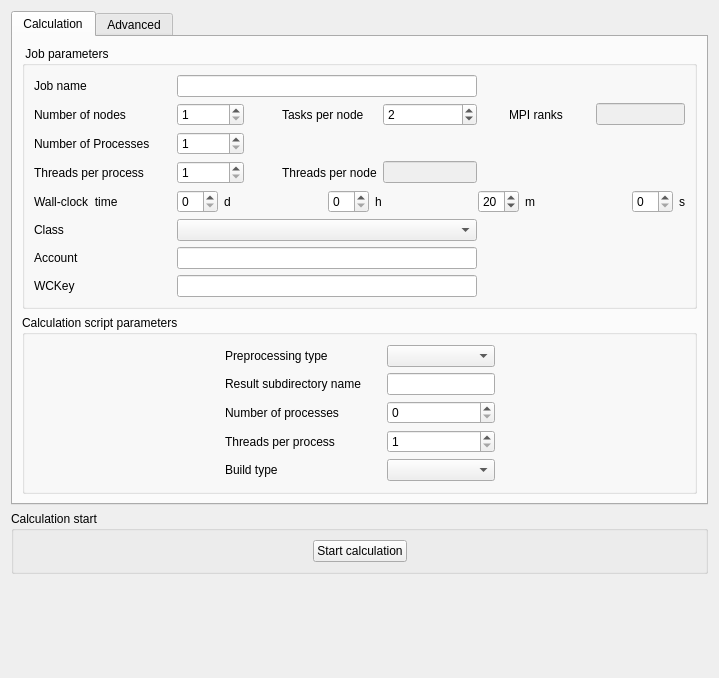
Qt form gui/Pages/BatchRunningForm.ui (code-saturne/code_saturne) before a commit.
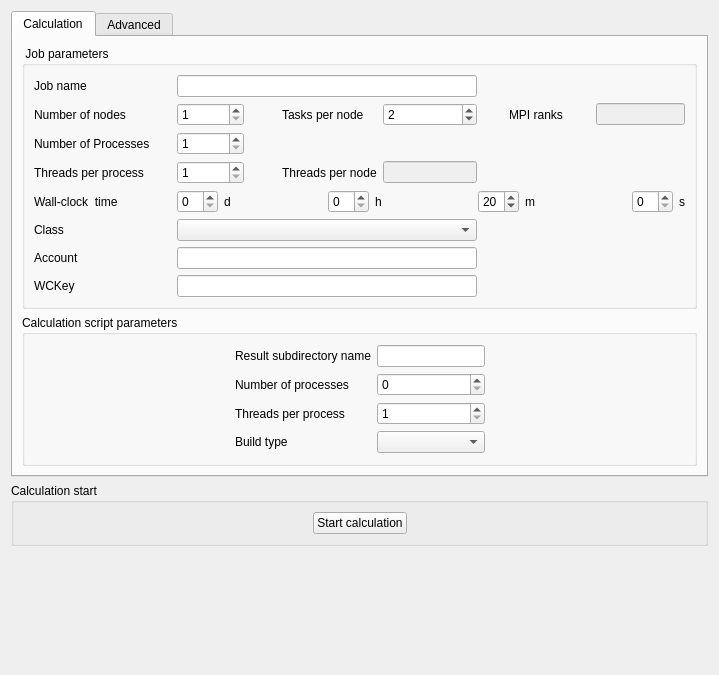
The same form after that commit. Icons and pictures are not drawn.

Commit message: GUI: remove preprocessor/calculation modes and replace by run type in Mesh page.

```diff
--- a/gui/Pages/BatchRunningForm.ui
+++ b/gui/Pages/BatchRunningForm.ui
@@ -7,7 +7,7 @@
     <x>0</x>
     <y>0</y>
     <width>719</width>
-    <height>678</height>
+    <height>675</height>
    </rect>
   </property>
   <property name="windowTitle">
@@ -511,37 +511,48 @@
            <layout class="QHBoxLayout" name="horizontalLayout_3">
             <item>
              <layout class="QGridLayout" name="gridLayout">
-              <item row="4" column="2">
-               <widget class="QComboBox" name="comboBoxBuildType">
-                <property name="toolTip">
-                 <string>&lt;html&gt;&lt;head/&gt;&lt;body&gt;&lt;p&gt;Type of compute build to use for this run.&lt;/p&gt;&lt;/body&gt;&lt;/html&gt;</string>
-                </property>
-               </widget>
-              </item>
-              <item row="2" column="0">
-               <widget class="QLabel" name="labelNProcs">
-                <property name="toolTip">
-                 <string>&lt;html&gt;&lt;head/&gt;&lt;body&gt;&lt;p&gt;&lt;span style=&quot; font-size:9pt;&quot;&gt;Specify the number of MPI processes for the calculation.&lt;/span&gt;&lt;/p&gt;&lt;/body&gt;&lt;/html&gt;</string>
-                </property>
-                <property name="text">
-                 <string>Number of processes</string>
-                </property>
-               </widget>
-              </item>
               <item row="0" column="1">
-               <spacer>
-                <property name="orientation">
-                 <enum>Qt::Horizontal</enum>
+               <widget class="QLineEdit" name="lineEditRunId">
+                <property name="toolTip">
+                 <string>&lt;html&gt;&lt;head/&gt;&lt;body&gt;&lt;p&gt;&lt;span style=&quot; font-size:9pt;&quot;&gt;Name of the calculation directory that will be created.&lt;/span&gt;&lt;/p&gt;&lt;/body&gt;&lt;/html&gt;</string>
                 </property>
-                <property name="sizeHint" stdset="0">
-                 <size>
-                  <width>20</width>
-                  <height>0</height>
-                 </size>
+               </widget>
+              </item>
+              <item row="1" column="1">
+               <widget class="QSpinBox" name="spinBoxNProcs">
+                <property name="toolTip">
+                 <string>&lt;html&gt;&lt;head/&gt;&lt;body&gt;&lt;p&gt;&lt;span style=&quot; font-size:9pt;&quot;&gt;Specify the number of MPI processes for the calculation.&lt;/span&gt;&lt;/p&gt;&lt;/body&gt;&lt;/html&gt;</string>
                 </property>
-               </spacer>
+                <property name="maximum">
+                 <number>524288</number>
+                </property>
+               </widget>
+              </item>
+              <item row="3" column="0">
+               <widget class="QLabel" name="labelBuildType">
+                <property name="text">
+                 <string>Build type</string>
+                </property>
+               </widget>
               </item>
               <item row="1" column="0">
+               <widget class="QLabel" name="labelNProcs">
+                <property name="toolTip">
+                 <string>&lt;html&gt;&lt;head/&gt;&lt;body&gt;&lt;p&gt;&lt;span style=&quot; font-size:9pt;&quot;&gt;Specify the number of MPI processes for the calculation.&lt;/span&gt;&lt;/p&gt;&lt;/body&gt;&lt;/html&gt;</string>
+                </property>
+                <property name="text">
+                 <string>Number of processes</string>
+                </property>
+               </widget>
+              </item>
+              <item row="3" column="1">
+               <widget class="QComboBox" name="comboBoxBuildType">
+                <property name="toolTip">
+                 <string>&lt;html&gt;&lt;head/&gt;&lt;body&gt;&lt;p&gt;Type of compute build to use for this run.&lt;/p&gt;&lt;/body&gt;&lt;/html&gt;</string>
+                </property>
+               </widget>
+              </item>
+              <item row="0" column="0">
                <widget class="QLabel" name="labelRunId">
                 <property name="toolTip">
                  <string>&lt;html&gt;&lt;head/&gt;&lt;body&gt;&lt;p&gt;&lt;span style=&quot; font-size:9pt;&quot;&gt;Name of the calculation directory that will be created.&lt;/span&gt;&lt;/p&gt;&lt;/body&gt;&lt;/html&gt;</string>
@@ -551,14 +562,7 @@
                 </property>
                </widget>
               </item>
-              <item row="1" column="2">
-               <widget class="QLineEdit" name="lineEditRunId">
-                <property name="toolTip">
-                 <string>&lt;html&gt;&lt;head/&gt;&lt;body&gt;&lt;p&gt;&lt;span style=&quot; font-size:9pt;&quot;&gt;Name of the calculation directory that will be created.&lt;/span&gt;&lt;/p&gt;&lt;/body&gt;&lt;/html&gt;</string>
-                </property>
-               </widget>
-              </item>
-              <item row="3" column="0">
+              <item row="2" column="0">
                <widget class="QLabel" name="labelNThreads">
                 <property name="toolTip">
                  <string>&lt;html&gt;&lt;head/&gt;&lt;body&gt;&lt;p&gt;&lt;span style=&quot; font-size:9pt;&quot;&gt;Specify the number of OpenMP threads per MPI task.&lt;/span&gt;&lt;/p&gt;&lt;/body&gt;&lt;/html&gt;</string>
@@ -568,7 +572,7 @@
                 </property>
                </widget>
               </item>
-              <item row="3" column="2">
+              <item row="2" column="1">
                <widget class="QSpinBox" name="spinBoxNThreads">
                 <property name="toolTip">
                  <string>&lt;html&gt;&lt;head/&gt;&lt;body&gt;&lt;p&gt;&lt;span style=&quot; font-size:9pt;&quot;&gt;Specify the number of OpenMP threads per MPI task.&lt;/span&gt;&lt;/p&gt;&lt;/body&gt;&lt;/html&gt;</string>
@@ -581,40 +585,6 @@
                 </property>
                </widget>
               </item>
-              <item row="0" column="2">
-               <widget class="QComboBox" name="comboBoxRunType">
-                <property name="toolTip">
-                 <string>&lt;html&gt;&lt;head/&gt;&lt;body&gt;&lt;p&gt;&lt;span style=&quot; font-size:9pt;&quot;&gt;Select the Run type between:&lt;br/&gt;- Import mesh only: prepare the mesh for the computation without modifying it and create the mesh_input file which contains data describing the mesh,&lt;br/&gt;- Mesh preprocessing: the Code_Saturne solver will performs the following steps:&lt;br/&gt;    - Face joining&lt;br/&gt;    - Periodic boundaries definition&lt;br/&gt;    - Mesh smoothing and extrusion&lt;br/&gt;    - Execution of the modification defined in &lt;/span&gt;&lt;span style=&quot; font-size:9pt; font-style:italic;&quot;&gt;cs_user_mesh.c&lt;/span&gt;&lt;span style=&quot; font-size:9pt;&quot;&gt;&lt;br/&gt;    - Creation of the mesh_ouput file,&lt;br/&gt;- Mesh quality criteria : preprocess mesh then verify quality,&lt;/span&gt;&lt;/p&gt;&lt;/body&gt;&lt;/html&gt;</string>
-                </property>
-               </widget>
-              </item>
-              <item row="4" column="0">
-               <widget class="QLabel" name="labelBuildType">
-                <property name="text">
-                 <string>Build type</string>
-                </property>
-               </widget>
-              </item>
-              <item row="0" column="0">
-               <widget class="QLabel" name="labelRunType">
-                <property name="toolTip">
-                 <string>&lt;html&gt;&lt;head/&gt;&lt;body&gt;&lt;p&gt;&lt;br/&gt;&lt;/p&gt;&lt;/body&gt;&lt;/html&gt;</string>
-                </property>
-                <property name="text">
-                 <string>Preprocessing type</string>
-                </property>
-               </widget>
-              </item>
-              <item row="2" column="2">
-               <widget class="QSpinBox" name="spinBoxNProcs">
-                <property name="toolTip">
-                 <string>&lt;html&gt;&lt;head/&gt;&lt;body&gt;&lt;p&gt;&lt;span style=&quot; font-size:9pt;&quot;&gt;Specify the number of MPI processes for the calculation.&lt;/span&gt;&lt;/p&gt;&lt;/body&gt;&lt;/html&gt;</string>
-                </property>
-                <property name="maximum">
-                 <number>524288</number>
-                </property>
-               </widget>
-              </item>
              </layout>
             </item>
            </layout>
@@ -790,8 +760,8 @@
     <widget class="QGroupBox" name="groupBox">
      <property name="sizeHint" stdset="0">
       <size>
-       <width>192</width>
-       <height>70</height>
+       <width>194</width>
+       <height>64</height>
       </size>
      </property>
      <property name="toolTip">
```
The commit also changes 23 other files.
